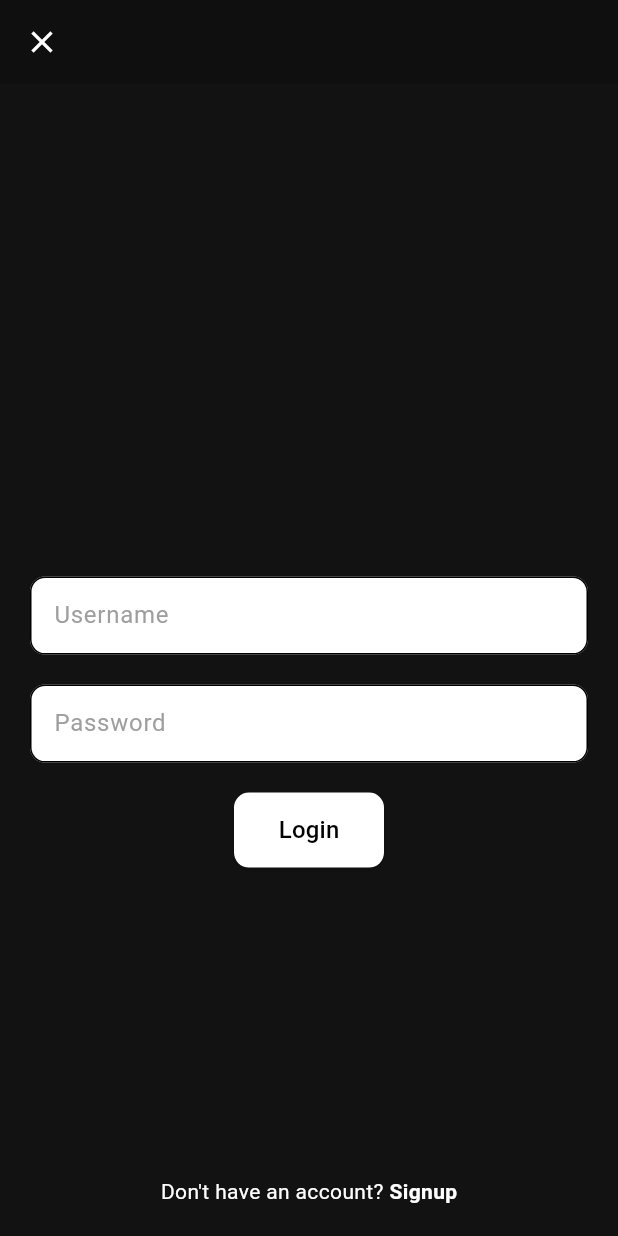
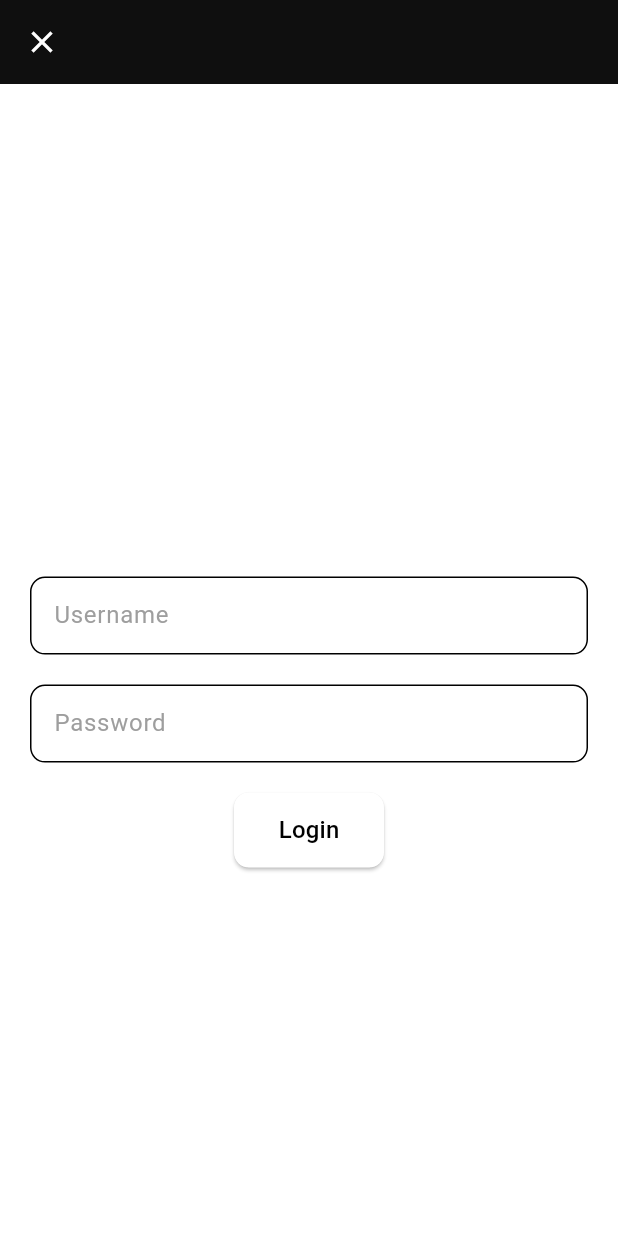
Before and after one commit to PeerTuber/PeerTuber, a Flutter app: the LoginScreen screen opened by its route, on a phone screen of 412 x 824 dp. Run offline on Flutter 3.47's test engine with Material 2 defaults, Android fonts, the phone set to English and light mode, and no system bars; our stand-ins replace bloc_concurrency, cached_network_image, dartz, equatable, flutter_bloc, flutter_hooks and 9 more; missing offline and left inert: media_kit, media_kit_video, miniplayer, sliding_up_panel2; network calls fail.

Commit message:
fixing thread lines and adding theme colors.

```diff
--- a/lib/main.dart
+++ b/lib/main.dart
@@ -46,7 +46,8 @@ class MyApp extends StatelessWidget {
           return MaterialApp.router(
             title: 'PeerTuber',
             debugShowCheckedModeBanner: false,
-            theme: CustomTheme().theme(),
+            theme: CustomTheme().light(),
+            darkTheme: CustomTheme().dark(),
             routerConfig: AppRouter(context.read<AuthBloc>()).router,
           );
         }));
--- /dev/null
+++ b/lib/src/config/res/colors.dart
@@ -0,0 +1,27 @@
+import 'package:flutter/material.dart';
+
+class AppColors {
+  static const MaterialColor primary =
+      MaterialColor(_primaryPrimaryValue, <int, Color>{
+    50: Color(0xFFFCF2E7),
+    100: Color(0xFFF8DEC3),
+    200: Color(0xFFF3C89C),
+    300: Color(0xFFEEB274),
+    400: Color(0xFFEAA256),
+    500: Color(_primaryPrimaryValue),
+    600: Color(0xFFE38932),
+    700: Color(0xFFDF7E2B),
+    800: Color(0xFFDB7424),
+    900: Color(0xFFD56217),
+  });
+  static const int _primaryPrimaryValue = 0xFFE69138;
+
+  static const MaterialColor primaryAccent =
+      MaterialColor(_primaryAccentValue, <int, Color>{
+    100: Color(0xFFFFFFFF),
+    200: Color(_primaryAccentValue),
+    400: Color(0xFFFFC3A1),
+    700: Color(0xFFFFB287),
+  });
+  static const int _primaryAccentValue = 0xFFFFE3D4;
+}
--- a/lib/src/core/network/cache_client.dart
+++ b/lib/src/core/network/cache_client.dart
@@ -1,3 +1,4 @@
+//TODO(mikehuntington): improve cache client. Currently saving too much.
 class CacheClient {
   final _cache = <String, CacheEntry>{};
 
--- a/lib/src/features/comments/presentation/screens/comments_navigation.dart
+++ b/lib/src/features/comments/presentation/screens/comments_navigation.dart
@@ -10,6 +10,7 @@ class CommentsNavigation extends StatelessWidget {
   @override
   Widget build(BuildContext context) {
     return Scaffold(
+      backgroundColor: const Color.fromARGB(255, 32, 32, 34),
       body: Navigator(
         key: _commentsScreen,
         onGenerateRoute: (settings) => MaterialPageRoute(
--- /dev/null
+++ b/lib/src/features/comments/presentation/styles/comment_cell_style.dart
@@ -0,0 +1,64 @@
+import 'dart:ui';
+
+import 'package:flutter/material.dart';
+
+@immutable
+class CommentCellStyle extends ThemeExtension<CommentCellStyle> {
+  const CommentCellStyle({
+    required this.threadLineColor1,
+    required this.threadLineColor2,
+    required this.threadLineColor3,
+    required this.threadLineColor4,
+    required this.threadLineColor5,
+    required this.threadLineSpacing,
+  });
+
+  // Thread line colors
+  final Color threadLineColor1;
+  final Color threadLineColor2;
+  final Color threadLineColor3;
+  final Color threadLineColor4;
+  final Color threadLineColor5;
+
+  // Thread line spacing
+  final double threadLineSpacing;
+
+  @override
+  CommentCellStyle copyWith({
+    Color? threadLineColor1,
+    Color? threadLineColor2,
+    Color? threadLineColor3,
+    Color? threadLineColor4,
+    Color? threadLineColor5,
+    double? threadLineSpacing,
+  }) =>
+      CommentCellStyle(
+        threadLineColor1: threadLineColor1 ?? this.threadLineColor1,
+        threadLineColor2: threadLineColor2 ?? this.threadLineColor2,
+        threadLineColor3: threadLineColor3 ?? this.threadLineColor3,
+        threadLineColor4: threadLineColor4 ?? this.threadLineColor4,
+        threadLineColor5: threadLineColor5 ?? this.threadLineColor5,
+        threadLineSpacing: threadLineSpacing ?? this.threadLineSpacing,
+      );
+
+  @override
+  ThemeExtension<CommentCellStyle> lerp(
+      covariant ThemeExtension<CommentCellStyle>? other, double t) {
+    if (other is! CommentCellStyle) return this;
+
+    return CommentCellStyle(
+      threadLineColor1:
+          Color.lerp(threadLineColor1, other.threadLineColor1, t)!,
+      threadLineColor2:
+          Color.lerp(threadLineColor2, other.threadLineColor2, t)!,
+      threadLineColor3:
+          Color.lerp(threadLineColor3, other.threadLineColor3, t)!,
+      threadLineColor4:
+          Color.lerp(threadLineColor4, other.threadLineColor4, t)!,
+      threadLineColor5:
+          Color.lerp(threadLineColor5, other.threadLineColor5, t)!,
+      threadLineSpacing:
+          lerpDouble(threadLineSpacing, other.threadLineSpacing, t)!,
+    );
+  }
+}
--- a/lib/src/features/common/presentation/widgets/custom_sliver_app_bar.dart
+++ b/lib/src/features/common/presentation/widgets/custom_sliver_app_bar.dart
@@ -13,6 +13,8 @@ class CustomSliverAppBar extends StatelessWidget {
         child: Image.asset('assets/images/peertube.png'),
       ),
       title: const Text('PeerTuber'),
+      centerTitle: false,
+      titleSpacing: 0,
       actions: [
         Row(
           crossAxisAlignment: CrossAxisAlignment.stretch,
--- a/lib/src/features/navigation/presentation/widgets/navigation_bottom_bar.dart
+++ b/lib/src/features/navigation/presentation/widgets/navigation_bottom_bar.dart
@@ -29,12 +29,6 @@ class NavigationBottomBar extends HookWidget {
             padding: const EdgeInsets.all(10),
             selectedIndex: selectedIndex,
             onTabChange: (value) => onTabChange(value),
-            /*onTabChange: (i) => setState(() {
-                /*ref
-                    .read(miniPlayerControllerProvider)
-                    .animateToHeight(state: PanelState.MIN);*/
-                _selectedIndex = i;
-              }),*/
             tabs: [
               const GButton(
                 icon: Icons.home_outlined,
--- a/lib/src/features/video_details/presentation/screens/video_details.dart
+++ b/lib/src/features/video_details/presentation/screens/video_details.dart
@@ -54,9 +54,11 @@ class VideoDetails extends StatelessWidget {
         builder: (context, state) {
           return SlidingUpPanel(
             controller: context.read<SlideUpPanelCubit>().panelController,
+            disableDraggableOnScrolling: true,
             minHeight: 0,
             maxHeight: (MediaQuery.of(context).size.height -
-                (MediaQuery.of(context).size.width * 9.0 / 16.0)),
+                    (MediaQuery.of(context).size.width * 9.0 / 16.0)) -
+                MediaQuery.of(context).viewPadding.top,
             onPanelSlide: (position) {
               if (position == 0) {
                 context.read<SlideUpPanelCubit>().closePanel();
--- a/lib/src/features/video_details/presentation/widgets/video_info.dart
+++ b/lib/src/features/video_details/presentation/widgets/video_info.dart
@@ -53,7 +53,7 @@ class VideoInfo extends StatelessWidget {
           BlocBuilder<CommentsCubit, CommentsState>(
             buildWhen: (previous, current) {
               if (current is CommentsLoaded) {
-                return current.replies!.isEmpty;
+                return current.replies != null && current.replies!.isEmpty;
               }
 
               return false;
```
Also changed, not shown: lib/src/config/app_theme.dart (+85 -1 lines), lib/src/features/comments/presentation/screens/comment_screen.dart (+8 -2 lines), lib/src/features/comments/presentation/widgets/comment.dart (+5 -20 lines), lib/src/features/comments/presentation/widgets/comment_cell.dart (added, +73 -0 lines), lib/src/features/comments/presentation/widgets/comments_list.dart (+9 -45 lines), lib/src/features/video_details/presentation/screens/video_details_slidein.dart (+4 -4 lines), pubspec.lock.
